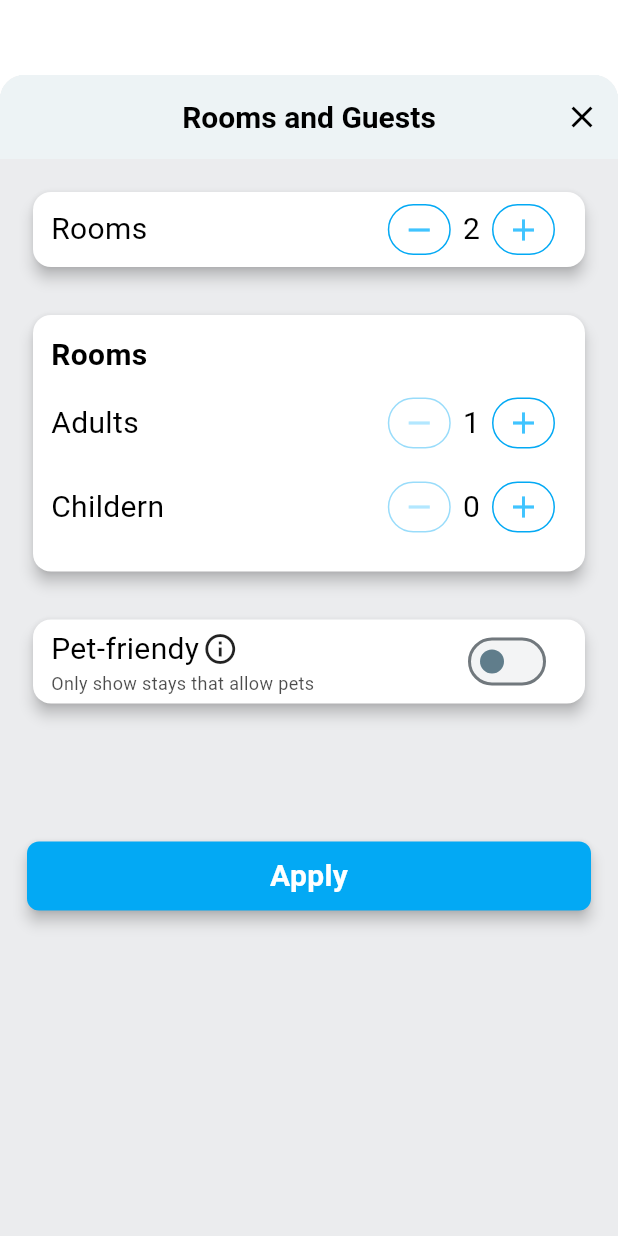
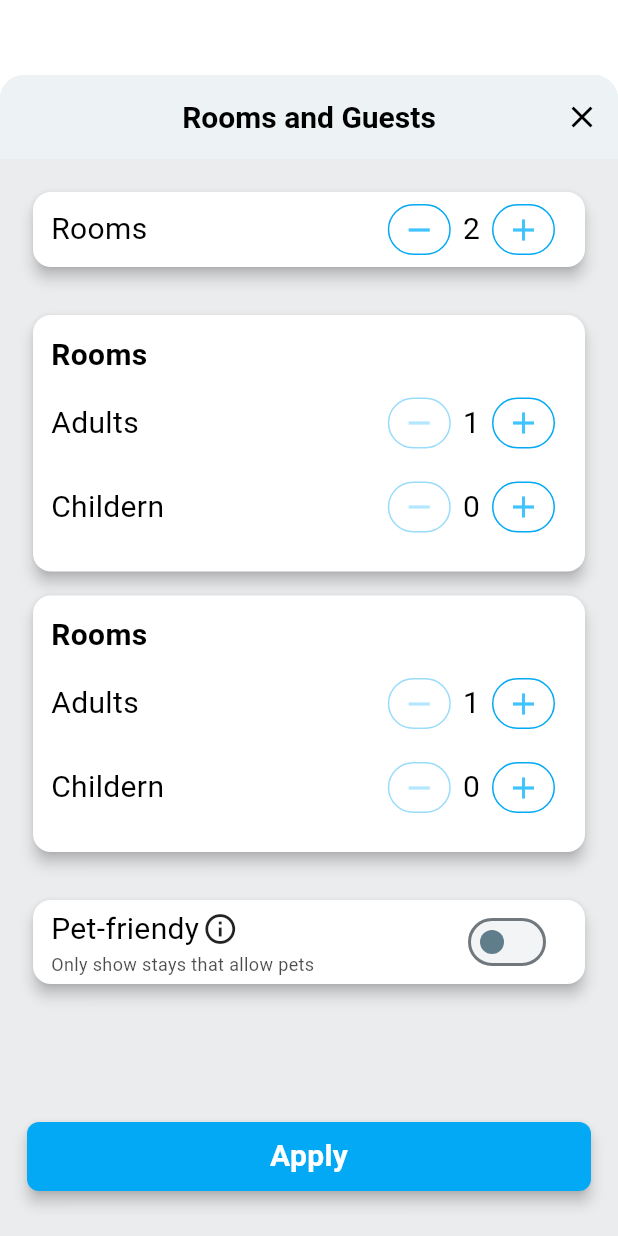
Before and after one commit to Dr-who412/hotel, a Flutter app: the RoomDetails screen opened directly, after a tap on the "add" icon, on a phone screen of 412 x 824 dp. Run offline on Flutter 3.47's test engine with Material 2 defaults, Android fonts, the phone set to English and light mode, and no system bars; our stand-ins replace bloc, flutter_bloc; missing offline and left inert: fcountry_picker, flutter_date_range_picker.

Commit message:
changed booking flow 1 add more room 2 drop down room menu 3 change number of childern

```diff
--- a/lib/controller/booking_cubit.dart
+++ b/lib/controller/booking_cubit.dart
@@ -13,13 +13,17 @@ class BookingCubit extends Cubit<BookingState> {
   TextEditingController selectCity = TextEditingController();
   TextEditingController periodBooking = TextEditingController();
   var formKay = GlobalKey<FormState>();
-  void checkValidate() {
-    formKay.currentState?.validate();
+  bool checkValidate() {
+    return formKay.currentState?.validate()==true;
   }
+  //list of rooms to booked
+List <BookedRoom> bookingRooms=[
+  BookedRoom(num: 1, childern: 0, adults: 1, agesOfChildern: []),
+];
+  BookedRoom? selectedRoom;
 
   CountryItem? selectedCountry;
-  BookedRoom bookingRooms =
-      BookedRoom(num: 1, childern: 0, adults: 1, agesOfChildern: []);
+
   DateRange? pickedrange;
   pickDate(DateRange? range) {
     if (range?.start != null && range?.end != null) {
@@ -37,50 +41,51 @@ class BookingCubit extends Cubit<BookingState> {
 
   //ADD bew details room
   addRoom() {
-    bookingRooms.num = bookingRooms.num + 1;
+    BookedRoom defultRooms =BookedRoom(num: bookingRooms.length+1, childern: 0, adults: 1, agesOfChildern: []);
+    bookingRooms.add(defultRooms);
     emit(ChangeRoomCountState());
   }
 
   removeRoom() {
-    if (bookingRooms.num > 1) {
-      bookingRooms.num = bookingRooms.num - 1;
+    if (bookingRooms.length > 1) {
+      bookingRooms.removeLast();
       emit(ChangeRoomCountState());
     }
   }
 
 //add addults to room
-  addAdults() {
-    bookingRooms.adults = bookingRooms.adults + 1;
+  addAdults({required int index}) {
+    bookingRooms[index].adults = bookingRooms[index].adults + 1;
     emit(ChangeAdultsState());
   }
 //remove addults to room
 
-  removeAdults() {
-    if (bookingRooms.adults >= 1) {
-      bookingRooms.adults = bookingRooms.adults - 1;
+  removeAdults({required int index}) {
+    if (bookingRooms[index].adults >= 1) {
+      bookingRooms[index].adults = bookingRooms[index].adults - 1;
       emit(ChangeAdultsState());
     }
   }
 //add child to room
 
-  addChildern() {
-    bookingRooms.childern = bookingRooms.childern + 1;
-    bookingRooms.agesOfChildern.add(12);
+  addChildern({required int index}) {
+    bookingRooms[index].childern = bookingRooms[index].childern + 1;
+    bookingRooms[index].agesOfChildern.add(12);
     emit(ChangeChildernState());
   }
 //remove child to room
 
-  removeChildern() {
-    if (bookingRooms.childern >= 1) {
-      bookingRooms.childern = bookingRooms.childern - 1;
-      bookingRooms.agesOfChildern.removeLast();
+  removeChildern({required int index} ){
+    if (bookingRooms[index].childern >= 1) {
+      bookingRooms[index].childern = bookingRooms[index].childern - 1;
+      bookingRooms[index].agesOfChildern.removeLast();
 
       emit(ChangeChildernState());
     }
   }
-
-  switchPet(bool value) {
-    bookingRooms.pet = value;
+bool petFriendy=false;
+  switchPet({required bool value}) {
+    petFriendy = value;
     emit(ChangePetState());
   }
 }
--- a/lib/modules/booking/room_details.dart
+++ b/lib/modules/booking/room_details.dart
@@ -79,9 +79,9 @@ class RoomDetails extends StatelessWidget {
                                 },
                                 addEnable: true,
                                 count:
-                                    BookingCubit.get(context).bookingRooms.num,
+                                    BookingCubit.get(context).bookingRooms.length,
                                 removeEnable:
-                                    BookingCubit.get(context).bookingRooms.num >
+                                    BookingCubit.get(context).bookingRooms.length >
                                         1,
                                 removeFun: () {
                                   BookingCubit.get(context).removeRoom();
@@ -96,6 +96,20 @@ class RoomDetails extends StatelessWidget {
                   height: 16,
                 ),
                 //rooms details
+                BlocConsumer<BookingCubit, BookingState>(
+    listener: (context, state) {
+    // TODO: implement listener
+    },
+    // buildWhen: (pre, current) {
+    // if (current is ChangePetState)
+    // return true;
+    // else
+    // return false;
+    // },
+    builder: (context, state) {
+      return Column(
+        children: [
+          for(int index=0;index<BookingCubit.get(context).bookingRooms.length;index++)
             WhiteCard(
                 elevet: 4,
                 radues: 12,
@@ -132,21 +146,21 @@ class RoomDetails extends StatelessWidget {
                             builder: (context, state) {
                               return CountWidget(
                                 addFun: () {
-                                      BookingCubit.get(context).addAdults();
+                                  BookingCubit.get(context).addAdults(index: index);
                                 },
                                 addEnable: BookingCubit.get(context)
-                                            .bookingRooms
+                                    .bookingRooms[index]
                                     .adults <
                                     4,
                                 count: BookingCubit.get(context)
-                                        .bookingRooms
+                                    .bookingRooms[index]
                                     .adults,
                                 removeEnable: BookingCubit.get(context)
-                                            .bookingRooms
+                                    .bookingRooms[index]
                                     .adults >
                                     1,
                                 removeFun: () {
-                                      BookingCubit.get(context).removeAdults();
+                                  BookingCubit.get(context).removeAdults(index: index);
                                 },
                               );
                             },
@@ -176,22 +190,22 @@ class RoomDetails extends StatelessWidget {
                             builder: (context, state) {
                               return CountWidget(
                                 addFun: () {
-                                      BookingCubit.get(context).addChildern();
+                                  BookingCubit.get(context).addChildern(index: index);
                                 },
                                 addEnable: BookingCubit.get(context)
-                                            .bookingRooms
+                                    .bookingRooms[index]
                                     .childern <
                                     4,
                                 count: BookingCubit.get(context)
-                                        .bookingRooms
+                                    .bookingRooms[index]
                                     .childern,
                                 removeEnable: BookingCubit.get(context)
-                                            .bookingRooms
+                                    .bookingRooms[index]
                                     .childern >
                                     0,
                                 removeFun: () {
                                   BookingCubit.get(context)
-                                          .removeChildern();
+                                      .removeChildern(index: index);
                                 },
                               );
                             },
@@ -214,7 +228,7 @@ class RoomDetails extends StatelessWidget {
                         builder: (context, state) {
                           return Visibility(
                             visible: BookingCubit.get(context)
-                                        .bookingRooms
+                                .bookingRooms[index]
                                 .childern >
                                 0,
                             child: Column(
@@ -222,12 +236,12 @@ class RoomDetails extends StatelessWidget {
                                 for (int i = 1;
                                 i <=
                                     BookingCubit.get(context)
-                                                .bookingRooms
+                                        .bookingRooms[index]
                                         .childern;
                                 i++)
                                   ChildData(
                                     age: BookingCubit.get(context)
-                                            .bookingRooms
+                                        .bookingRooms[index]
                                         .agesOfChildern[i - 1],
                                     childNum: i,
                                   ),
@@ -239,6 +253,10 @@ class RoomDetails extends StatelessWidget {
                     ],
                   ),
                 )),
+
+        ],
+      );
+    }),
                 const SizedBox(
                   height: 16,
                 ),
@@ -291,11 +309,9 @@ class RoomDetails extends StatelessWidget {
                                 builder: (context, state) {
                                   return Switch(
                                     onChanged: (val) {
-                                      BookingCubit.get(context).switchPet(val);
+                                      BookingCubit.get(context).switchPet(value: val);
                                     },
-                                    value: BookingCubit.get(context)
-                                        .bookingRooms
-                                        .pet,
+                                    value: BookingCubit.get(context).petFriendy,
                                     activeColor: AppColors.blue,
                                     inactiveThumbColor: Colors.blueGrey,
                                     inactiveTrackColor:
--- a/lib/modules/booking/widget/book_form.dart
+++ b/lib/modules/booking/widget/book_form.dart
@@ -6,6 +6,7 @@ import 'package:hotels/controller/booking_state.dart';
 import 'package:hotels/model/country.dart';
 import 'package:hotels/modules/booking/room_details.dart';
 import 'package:hotels/modules/booking/widget/range_date/pick_range_dialog.dart';
+import 'package:hotels/modules/booking/widget/roomsDrop.dart';
 import 'package:hotels/modules/booking/widget/white_card.dart';
 import 'package:hotels/utils/const/colors.dart';
 import 'package:hotels/utils/const/fonts.dart';
@@ -149,37 +150,38 @@ class BookingForm extends StatelessWidget {
               hight: 64,
               child: Container(
                 width: double.infinity,
-                padding: const EdgeInsets.all(8.0),
+                padding: const EdgeInsets.symmetric(horizontal: 12.0),
                 child: BlocConsumer<BookingCubit, BookingState>(
                   listener: (context, state) {
                     // TODO: implement listener
                   },
                   builder: (context, state) {
-                    return Row(
-                      mainAxisAlignment: MainAxisAlignment.center,
-                      children: [
-                        Text(
-                          '${BookingCubit.get(context).bookingRooms?.num ?? 0} Room, ${BookingCubit.get(context).bookingRooms?.adults ?? 0} Adults, ${BookingCubit.get(context).bookingRooms?.childern ?? 0} Children',
-                          style: Appfonts.small.copyWith(fontSize: 16),
-                        ),
-                        Spacer(),
-                        Align(
-                          alignment: Alignment.centerRight,
-                          child: GestureDetector(
-                              onTap: () {
-                                showBottomSheet(
-                                    elevation: 0,
-                                    context: context,
-                                    backgroundColor: Colors.transparent,
-                                    builder: (context) => RoomDetails());
-                              },
-                              child: Icon(
-                                Icons.keyboard_arrow_down,
-                                color: Colors.grey.withOpacity(.7),
-                              )),
-                        )
-                      ],
-                    );
+                    return RoomsDropWidget();
+                    //   Row(
+                    //   mainAxisAlignment: MainAxisAlignment.center,
+                    //   children: [
+                    //     Text(
+                    //       '${BookingCubit.get(context).bookingRooms?.num ?? 0} Room, ${BookingCubit.get(context).bookingRooms?.adults ?? 0} Adults, ${BookingCubit.get(context).bookingRooms?.childern ?? 0} Children',
+                    //       style: Appfonts.small.copyWith(fontSize: 16),
+                    //     ),
+                    //     Spacer(),
+                    //     Align(
+                    //       alignment: Alignment.centerRight,
+                    //       child: GestureDetector(
+                    //           onTap: () {
+                    //             showBottomSheet(
+                    //                 elevation: 0,
+                    //                 context: context,
+                    //                 backgroundColor: Colors.transparent,
+                    //                 builder: (context) => RoomDetails());
+                    //           },
+                    //           child: Icon(
+                    //             Icons.keyboard_arrow_down,
+                    //             color: Colors.grey.withOpacity(.7),
+                    //           )),
+                    //     )
+                    //   ],
+                    // );
                   },
                 ),
               ),
--- /dev/null
+++ b/lib/modules/booking/widget/roomsDrop.dart
@@ -0,0 +1,68 @@
+import 'package:fcountry_picker/country_picker.dart';
+import 'package:flutter/material.dart';
+import 'package:hotels/controller/booking_cubit.dart';
+import 'package:hotels/model/booked_Room.dart';
+import 'package:hotels/model/country.dart';
+import 'package:hotels/utils/const/colors.dart';
+import 'package:hotels/utils/const/fonts.dart';
+import 'package:hotels/utils/data/countrys.dart';
+
+class RoomsDropWidget extends StatefulWidget {
+  const RoomsDropWidget({Key? key}) : super(key: key);
+
+  @override
+  State<RoomsDropWidget> createState() => _RoomsDropWidget();
+}
+
+class _RoomsDropWidget extends State<RoomsDropWidget> {
+  @override
+  Widget build(BuildContext context) {
+    return DropdownButtonFormField<BookedRoom>(
+      menuMaxHeight: MediaQuery.of(context).size.height / 2,
+      alignment: AlignmentDirectional.topCenter,
+      value: BookingCubit.get(context).bookingRooms.first,
+      dropdownColor: Colors.white.withOpacity(.9),
+      iconEnabledColor: AppColors.blueLgAc,
+      validator: (value) {
+        if (value == null) {
+          return "choose your country please";
+        }
+        return null;
+      },
+      elevation: 0,
+      focusColor: Colors.transparent,
+      borderRadius: BorderRadius.circular(16),
+      decoration: InputDecoration(
+        border: InputBorder.none,
+        fillColor: Colors.transparent,
+      ),
+      onChanged: (BookedRoom? newValue) {
+        BookingCubit.get(context).selectedRoom = newValue;
+      },
+      padding: EdgeInsets.zero,
+      icon: Icon(
+        Icons.keyboard_arrow_down,
+        color: Colors.grey.withOpacity(.7),
+      ),
+      isExpanded: true,
+      items: BookingCubit.get(context).bookingRooms?.map<DropdownMenuItem<BookedRoom>>(
+              (BookedRoom? room) {
+            return DropdownMenuItem<BookedRoom>(
+value: BookedRoom(
+  adults: room!.adults,
+  childern: room!.childern,
+  num: room!.num,
+  agesOfChildern: room!.agesOfChildern,
+   pet: room!.pet,
+
+),
+              child: Text(
+                '${room?.num ?? 0} Room, ${room?.adults ?? 0} Adults, ${room?.childern ?? 0} Children',
+
+                style: Appfonts.small.copyWith(fontSize: 12),
+              ),
+            );
+          }).toList(),
+    );
+  }
+}
```
Also changed, not shown: lib/modules/booking/widget/find_buttom.dart (+7 -1 lines). Lines whose indentation alone changed are shown as unchanged.
